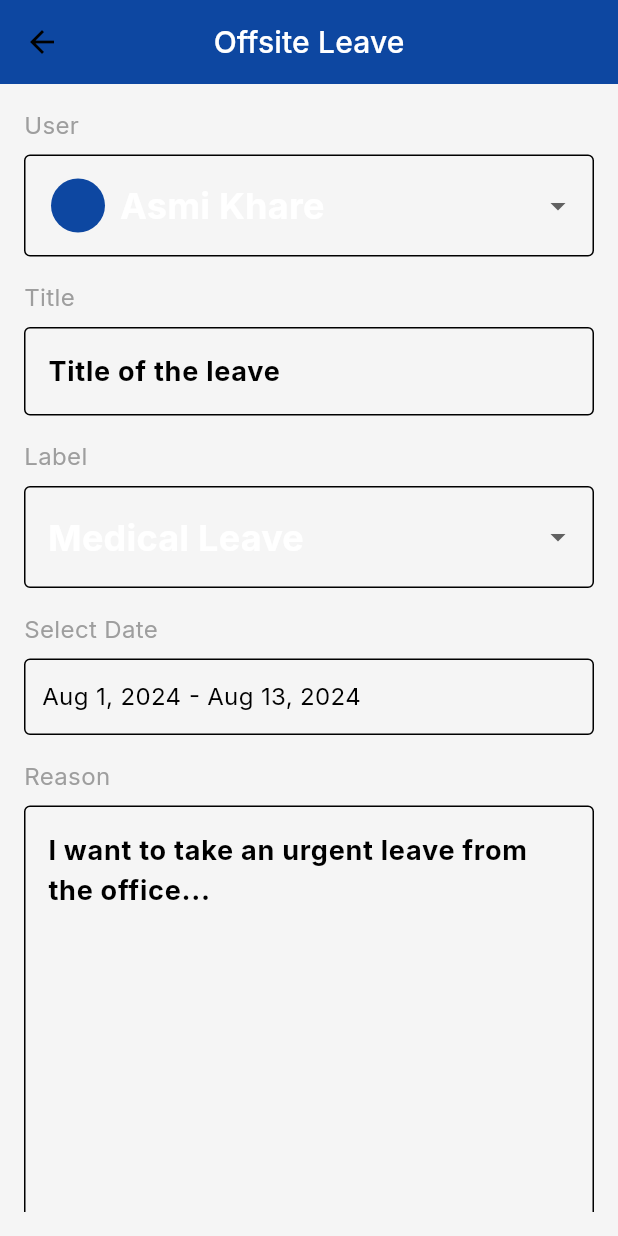
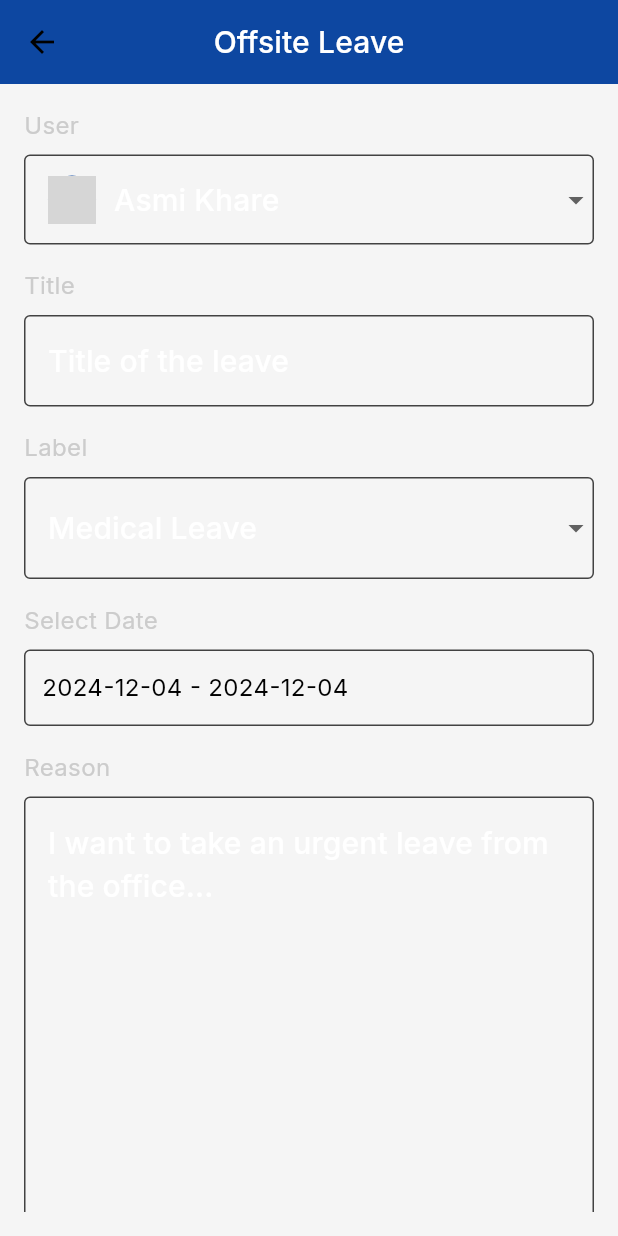
Before and after one commit to CodingXWizards/gailtrack, a Flutter app: the RequestLeave screen opened directly, on a phone screen of 412 x 824 dp. Run offline on Flutter 3.47's test engine with Material 3 defaults, Android fonts, the phone set to English and light mode, and no system bars; our stand-ins replace connectivity_plus, firebase_auth, firebase_core, flutter_dotenv, flutter_secure_storage, local_auth; missing offline and left inert: mapbox_maps_flutter; accounts and stored records are empty; grey boxes are pictures that could not be loaded.

Commit message:
fix: minor UI fixes

```diff
--- a/lib/components/my_button.dart
+++ b/lib/components/my_button.dart
@@ -21,8 +21,8 @@ class MyButton extends StatelessWidget {
       width: double.infinity,
       child: ElevatedButton(
         style: ButtonStyle(
-          backgroundColor: WidgetStatePropertyAll<Color>(bgColor),
-        ),
+            backgroundColor: WidgetStatePropertyAll<Color>(bgColor),
+            foregroundColor: WidgetStatePropertyAll<Color>(textColor)),
         onPressed: onTap,
         child: isLoading
             ? const SizedBox(
@@ -35,7 +35,6 @@ class MyButton extends StatelessWidget {
               )
             : Text(
                 text,
-                style: Theme.of(context).textTheme.labelSmall,
               ),
       ),
     );
--- a/lib/main.dart
+++ b/lib/main.dart
@@ -17,9 +17,11 @@ void main() async {
 
   await dotenv.load(fileName: ".env");
 
+  //* Accessing Mapbox access token from .env
   String mapboxAccessToken =
       dotenv.env['MAPBOX_ACCESS_TOKEN'] ?? 'default_value';
 
+  //* Setting access token to the map
   MapboxOptions.setAccessToken(mapboxAccessToken);
 
   //* Initializing Firebase
--- a/lib/screens/home/components/custom_card.dart
+++ b/lib/screens/home/components/custom_card.dart
@@ -31,7 +31,7 @@ class CustomCard extends StatelessWidget {
                     style: Theme.of(context).textTheme.bodyLarge,
                   ),
                   Text(description,
-                      style: Theme.of(context).textTheme.bodyMedium),
+                      style: Theme.of(context).textTheme.bodySmall),
                 ],
               ),
             ),
--- a/lib/screens/home/wrappers/box_container.dart
+++ b/lib/screens/home/wrappers/box_container.dart
@@ -15,7 +15,7 @@ class BoxContainer extends StatelessWidget {
       margin: margin,
       decoration: BoxDecoration(
           borderRadius: BorderRadius.circular(10),
-          border: Border.all(width: 2, color: AppColorsDark.border)),
+          border: Border.all(width: 1, color: AppColorsDark.border)),
       child: child,
     );
   }
--- a/lib/screens/request/leave.dart
+++ b/lib/screens/request/leave.dart
@@ -1,5 +1,5 @@
 import 'package:flutter/material.dart';
-import 'package:mapbox_maps_flutter/mapbox_maps_flutter.dart';
+import 'package:gailtrack/components/my_button.dart';
 
 class RequestLeave extends StatefulWidget {
   const RequestLeave({super.key});
@@ -9,10 +9,9 @@ class RequestLeave extends StatefulWidget {
 }
 
 class _RequestLeaveState extends State<RequestLeave> {
-  late MapboxMap _mapboxMap;
-
   String selectedLabel = 'Medical Leave';
-  DateTimeRange? selectedDateRange;
+  DateTimeRange? selectedDateRange =
+      DateTimeRange(start: DateTime.now(), end: DateTime.now());
 
   @override
   Widget build(BuildContext context) {
@@ -30,28 +29,36 @@ class _RequestLeaveState extends State<RequestLeave> {
           child: Column(
             crossAxisAlignment: CrossAxisAlignment.start,
             children: [
-              const Text(
+              Text(
                 "User",
-                style: TextStyle(fontSize: 16, color: Colors.grey),
+                style: Theme.of(context).textTheme.bodyMedium,
               ),
               const SizedBox(height: 8),
               DropdownButtonFormField<String>(
                 value: 'Asmi Khare',
-                decoration: const InputDecoration(
-                  border: OutlineInputBorder(),
+                decoration: InputDecoration(
+                  isDense: true,
+                  enabledBorder: OutlineInputBorder(
+                      borderSide: BorderSide(
+                          width: 1, color: Theme.of(context).dividerColor)),
+                  focusedBorder: OutlineInputBorder(
+                      borderSide: BorderSide(
+                          width: 1, color: Theme.of(context).dividerColor)),
                 ),
-                items: const [
+                items: [
                   DropdownMenuItem(
                     value: 'Asmi Khare',
                     child: Row(
                       children: [
-                        CircleAvatar(
-                            // backgroundImage: AssetImage(
-                            //   'assets/profile.jpg'),
-                            //  radius: 12,
-                            ),
-                        SizedBox(width: 8),
-                        Text('Asmi Khare'),
+                        const CircleAvatar(
+                          backgroundImage: AssetImage('assets/profile.jpg'),
+                          radius: 16,
+                        ),
+                        const SizedBox(width: 12),
+                        Text(
+                          'Asmi Khare',
+                          style: Theme.of(context).textTheme.titleSmall,
+                        ),
                       ],
                     ),
                   ),
@@ -61,46 +68,61 @@ class _RequestLeaveState extends State<RequestLeave> {
               const SizedBox(height: 16),
 
               // Title
-              const Text(
+              Text(
                 "Title",
-                style: TextStyle(fontSize: 16, color: Colors.grey),
+                style: Theme.of(context).textTheme.bodyMedium,
               ),
               const SizedBox(height: 8),
-              const TextField(
+              TextField(
                 decoration: InputDecoration(
                   hintText: "Title of the leave",
-                  border: OutlineInputBorder(),
+                  hintStyle: Theme.of(context).textTheme.titleSmall,
+                  enabledBorder: OutlineInputBorder(
+                      borderSide: BorderSide(
+                          width: 1, color: Theme.of(context).dividerColor)),
+                  focusedBorder: OutlineInputBorder(
+                      borderSide: BorderSide(
+                          width: 1, color: Theme.of(context).dividerColor)),
                 ),
               ),
               const SizedBox(height: 16),
 
               // Label
-              const Text(
+              Text(
                 "Label",
-                style: TextStyle(fontSize: 16, color: Colors.grey),
+                style: Theme.of(context).textTheme.bodyMedium,
               ),
               const SizedBox(height: 8),
               DropdownButtonFormField<String>(
                 value: selectedLabel,
-                decoration: const InputDecoration(
-                  border: OutlineInputBorder(),
+                decoration: InputDecoration(
+                  enabledBorder: OutlineInputBorder(
+                      borderSide: BorderSide(
+                          width: 1, color: Theme.of(context).dividerColor)),
+                  focusedBorder: OutlineInputBorder(
+                      borderSide: BorderSide(
+                          width: 1, color: Theme.of(context).dividerColor)),
                 ),
-                items: const [
+                items: [
                   DropdownMenuItem(
                     value: 'Medical Leave',
-                    child: Text('Medical Leave'),
+                    child: Text('Medical Leave',
+                        style: Theme.of(context).textTheme.titleSmall),
                   ),
                   DropdownMenuItem(
                     value: 'Casual Leave',
-                    child: Text('Casual Leave'),
+                    child: Text('Casual Leave',
+                        style: Theme.of(context).textTheme.titleSmall),
                   ),
                   DropdownMenuItem(
                     value: 'Earned Leave',
-                    child: Text('Earned Leave'),
+                    child: Text('Earned Leave',
+                        style: Theme.of(context).textTheme.titleSmall),
                   ),
                   DropdownMenuItem(
                     value: 'Other',
-                    child: Text('Other'),
+                    child: Text('Other',
+                        style: Theme.of(context).textTheme.titleSmall),
                   ),
                 ],
                 onChanged: (value) {
@@ -112,9 +134,9 @@ class _RequestLeaveState extends State<RequestLeave> {
               const SizedBox(height: 16),
 
               // SelectDate
-              const Text(
+              Text(
                 "Select Date",
-                style: TextStyle(fontSize: 16, color: Colors.grey),
+                style: Theme.of(context).textTheme.bodyMedium,
               ),
               const SizedBox(height: 8),
               InkWell(
@@ -131,10 +153,15 @@ class _RequestLeaveState extends State<RequestLeave> {
                   }
                 },
                 child: InputDecorator(
-                  decoration: const InputDecoration(
-                    border: OutlineInputBorder(),
+                  decoration: InputDecoration(
+                    enabledBorder: OutlineInputBorder(
+                        borderSide: BorderSide(
+                            width: 1, color: Theme.of(context).dividerColor)),
+                    focusedBorder: OutlineInputBorder(
+                        borderSide: BorderSide(
+                            width: 1, color: Theme.of(context).dividerColor)),
                     contentPadding:
-                        EdgeInsets.symmetric(vertical: 14, horizontal: 8),
+                        const EdgeInsets.symmetric(vertical: 14, horizontal: 8),
                   ),
                   child: Text(
                     selectedDateRange == null
@@ -147,16 +174,22 @@ class _RequestLeaveState extends State<RequestLeave> {
               const SizedBox(height: 16),
 
               // Reason
-              const Text(
+              Text(
                 "Reason",
-                style: TextStyle(fontSize: 16, color: Colors.grey),
+                style: Theme.of(context).textTheme.bodyMedium,
               ),
               const SizedBox(height: 8),
-              const TextField(
-                maxLines: 25,
+              TextField(
+                maxLines: 10,
                 decoration: InputDecoration(
                   hintText: "I want to take an urgent leave from the office...",
-                  border: OutlineInputBorder(),
+                  hintStyle: Theme.of(context).textTheme.titleSmall,
+                  enabledBorder: OutlineInputBorder(
+                      borderSide: BorderSide(
+                          width: 1, color: Theme.of(context).dividerColor)),
+                  focusedBorder: OutlineInputBorder(
+                      borderSide: BorderSide(
+                          width: 1, color: Theme.of(context).dividerColor)),
                 ),
               ),
               const SizedBox(height: 32),
@@ -165,19 +198,11 @@ class _RequestLeaveState extends State<RequestLeave> {
               Center(
                 child: SizedBox(
                   width: double.infinity,
-                  child: ElevatedButton(
-                    onPressed: () {
-                      // submit action
-                    },
-                    style: ElevatedButton.styleFrom(
-                      backgroundColor: Colors.grey[800],
-                      padding: const EdgeInsets.symmetric(vertical: 16),
-                    ),
-                    child: const Text(
-                      "Request a leave",
-                      style: TextStyle(fontSize: 16, color: Colors.white),
-                    ),
-                  ),
+                  child: MyButton(
+                      text: "Request a leave",
+                      bgColor: Theme.of(context).colorScheme.surface,
+                      textColor: Theme.of(context).focusColor,
+                      onTap: () {}),
                 ),
               ),
             ],
--- a/lib/themes/app_theme.dart
+++ b/lib/themes/app_theme.dart
@@ -157,11 +157,11 @@ class AppTheme {
         color: AppColorsDark.textPrimary,
       ),
       bodyMedium: TextStyle(
-        fontSize: 14,
+        fontSize: 16,
         color: AppColorsDark.textPrimaryMuted,
       ),
       bodySmall: TextStyle(
-        fontSize: 12,
+        fontSize: 14,
         color: AppColorsDark.textPrimaryMuted,
       ),
     ),
```
Also changed, not shown: lib/screens/request/offsite.dart (+62 -58 lines), pubspec.lock.
